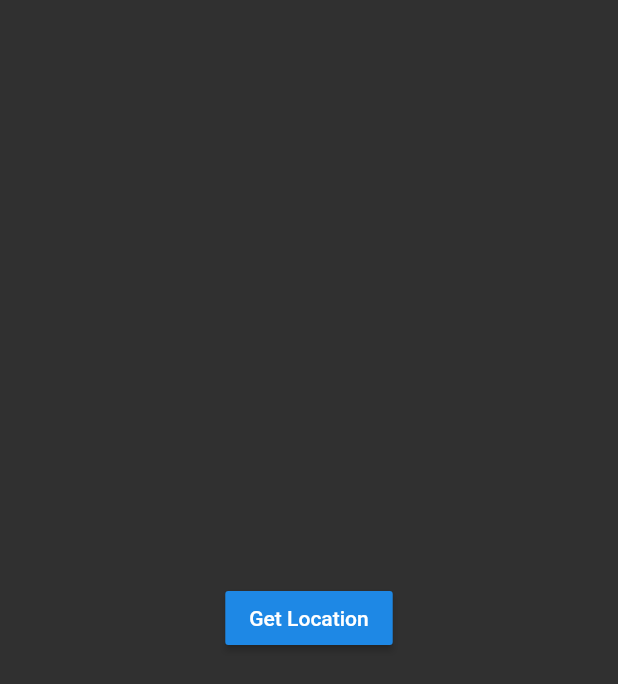
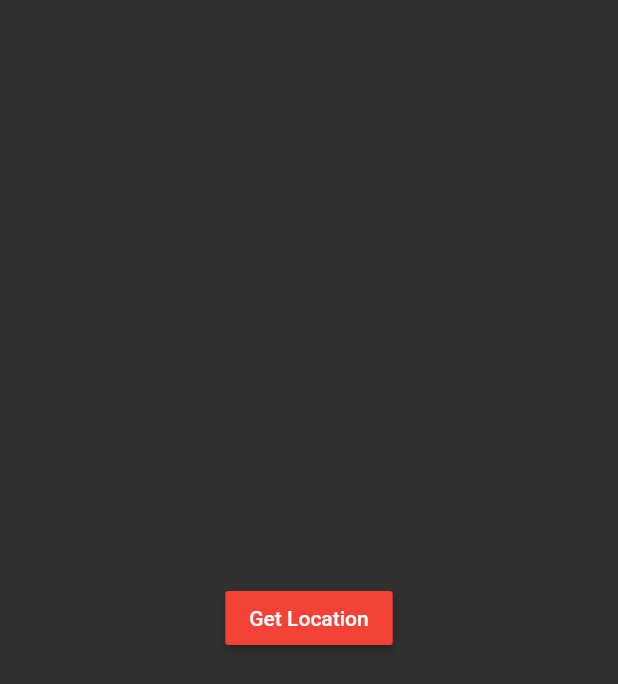
Before and after one commit to hurshh/climate-app, a Flutter app: the screen it shows after launch, after a tap on "Get Location", on a phone screen of 412 x 824 dp. Shown: the top 684 px of the screen. Run offline on Flutter 3.47's test engine with Material 2 defaults, Android fonts, the phone set to English and light mode, and no system bars; our stand-ins replace geolocator.

```diff
--- a/lib/main.dart
+++ b/lib/main.dart
@@ -1,5 +1,6 @@
 import 'package:flutter/material.dart';
 import 'package:clima/screens/loading_screen.dart';
+import 'package:geolocator/geolocator.dart';
 
 void main() {
   runApp(MyApp());
--- a/lib/screens/loading_screen.dart
+++ b/lib/screens/loading_screen.dart
@@ -1,4 +1,6 @@
 import 'package:flutter/material.dart';
+import 'package:geolocator/geolocator.dart';
+import 'dart:async';
 
 class LoadingScreen extends StatefulWidget {
   @override
@@ -7,12 +9,20 @@ class LoadingScreen extends StatefulWidget {
 
 class _LoadingScreenState extends State<LoadingScreen> {
   @override
+
+  Future<void> getLocation() async {
+    Position position = await Geolocator.getCurrentPosition(desiredAccuracy: LocationAccuracy.low);
+    print(position);
+  }
+
   Widget build(BuildContext context) {
     return Scaffold(
       body: Center(
         child: RaisedButton(
-          onPressed: () {
+          color: Colors.red,
+          onPressed: (){
             //Get the current location
+            getLocation();
           },
           child: Text('Get Location'),
         ),
--- a/pubspec.yaml
+++ b/pubspec.yaml
@@ -25,10 +25,11 @@ dependencies:
     sdk: flutter
 
 
+
   # The following adds the Cupertino Icons font to your application.
   # Use with the CupertinoIcons class for iOS style icons.
   cupertino_icons: ^1.0.2
-
+  geolocator: ^7.6.2
 dev_dependencies:
   flutter_test:
     sdk: flutter
```
Also changed, not shown: pubspec.lock, 1 other file.
